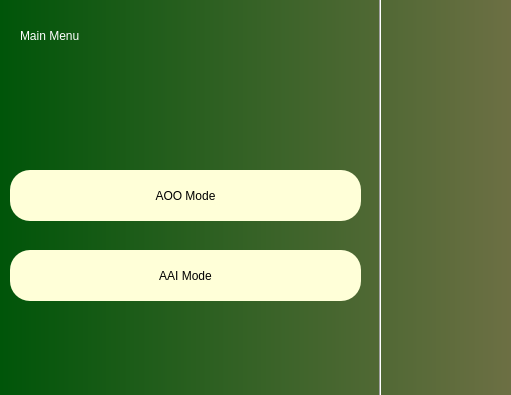
Before: the Qt Designer form DCM/interface/main_menu.ui in patrickkosierb/3K04_DCM, drawn with Qt 5; both pictures show x 0 to 511 and y 0 to 395 of the 1200 by 800 pixel window.
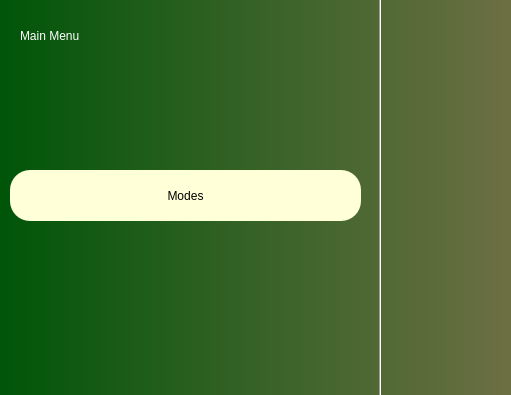
After: the same form once the commit is applied.

Commit message: voo vvi & back buttons

Diff of the .ui file:
```diff
--- a/DCM/interface/main_menu.ui
+++ b/DCM/interface/main_menu.ui
@@ -59,7 +59,7 @@
 font: 12pt &quot;Arial&quot;;</string>
     </property>
     <property name="text">
-     <string>AOO Mode</string>
+     <string>Modes</string>
     </property>
    </widget>
    <widget class="Line" name="line_2">
@@ -75,25 +75,6 @@
      <enum>Qt::Vertical</enum>
     </property>
    </widget>
-   <widget class="QPushButton" name="aai">
-    <property name="geometry">
-     <rect>
-      <x>10</x>
-      <y>250</y>
-      <width>351</width>
-      <height>51</height>
-     </rect>
-    </property>
-    <property name="styleSheet">
-     <string notr="true">border-radius: 20px;
-color: rgb(0,0,0);
-background-color: rgb(255, 255, 216);
-font: 12pt &quot;Arial&quot;;</string>
-    </property>
-    <property name="text">
-     <string>AAI Mode</string>
-    </property>
-   </widget>
   </widget>
  </widget>
  <resources/>
```
Left out of the diff: 2 changed lines with no effect on the pictures. The commit also changes 17 other files.
